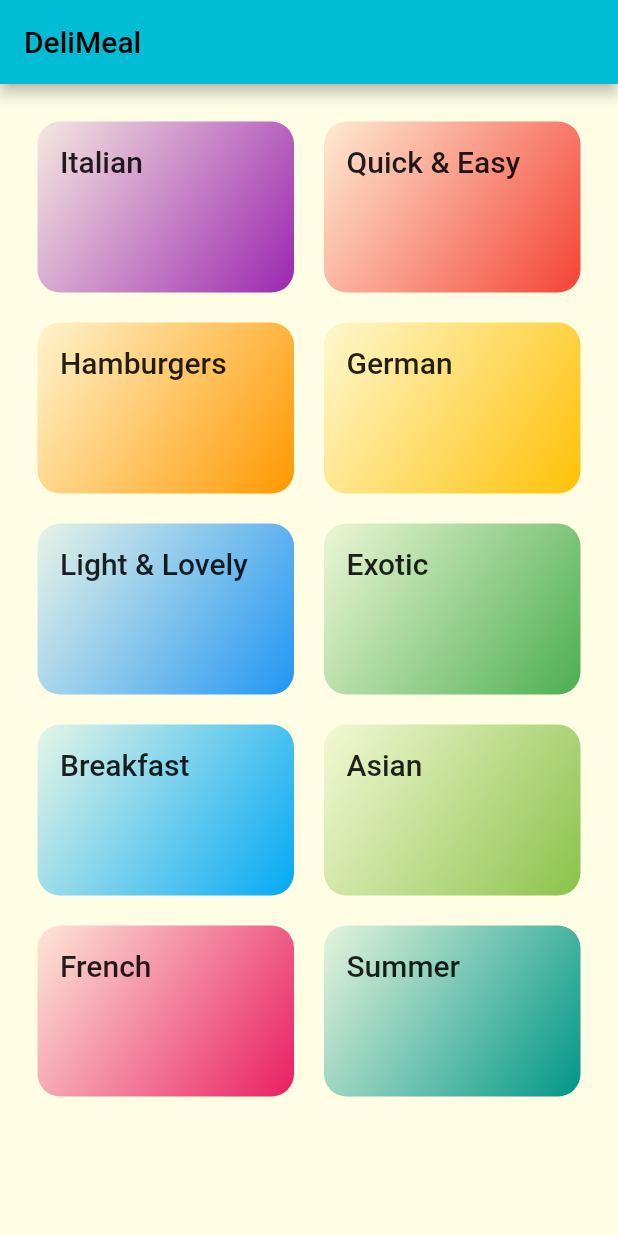
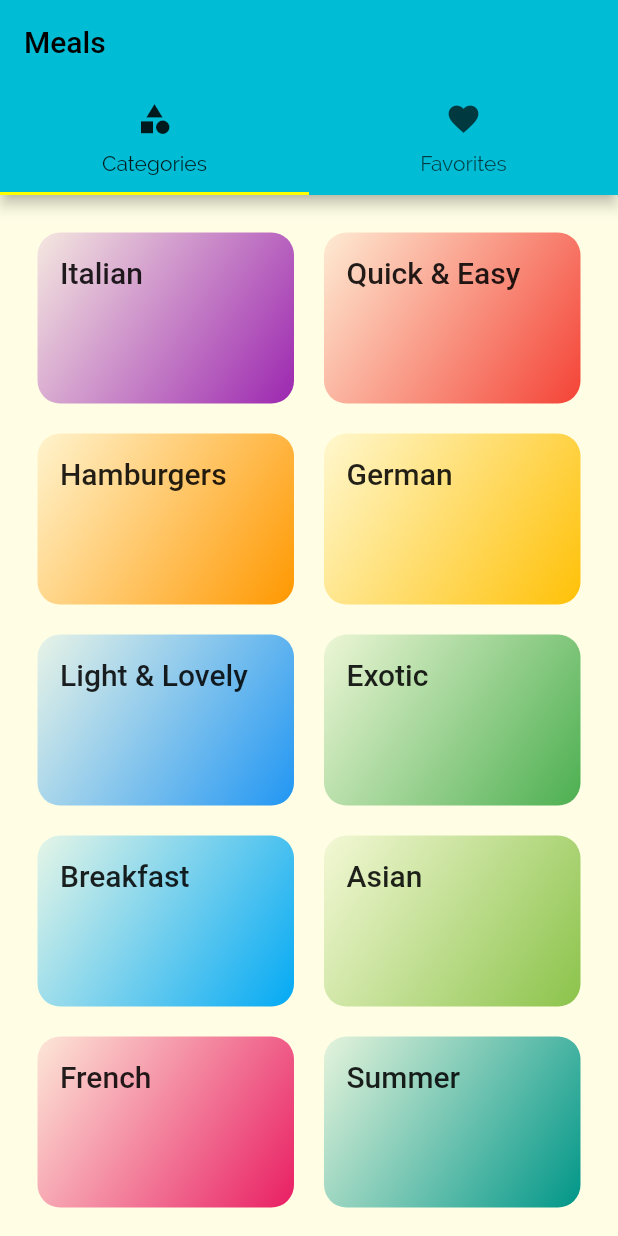
Before and after one commit to abhijit-bora/meals_app, a Flutter app: the screen it shows after launch, on a phone screen of 412 x 824 dp. Run offline on Flutter 3.47's test engine with Material 2 defaults, Android fonts, the phone set to English and light mode, and no system bars.

Commit message:
tabs added

```diff
--- a/lib/main.dart
+++ b/lib/main.dart
@@ -1,8 +1,7 @@
 import 'package:flutter/material.dart';
-import 'package:meal_app/screens/meal_detail_screen.dart';
-
+import './screens/meal_detail_screen.dart';
+import './screens/tabs_screen.dart';
 import './screens/category_meals_screen.dart';
-import './screens/categories_screen.dart';
 
 void main() => runApp(MyApp());
 
@@ -13,7 +12,7 @@ class MyApp extends StatelessWidget {
       title: 'DeliMeals',
       theme: ThemeData(
         primarySwatch: Colors.cyan,
-        accentColor: Colors.amberAccent,
+        accentColor: Colors.yellowAccent,
         canvasColor: Color.fromRGBO(255, 254, 229, 1),
         fontFamily: 'Raleway',
         textTheme: ThemeData.light().textTheme.copyWith(
@@ -32,7 +31,7 @@ class MyApp extends StatelessWidget {
       // home: CategoriesScreen(),
       initialRoute: '/', // default is '/'
       routes: {
-        '/': (ctx) => CategoriesScreen(),
+        '/': (ctx) => TabScreen(),
         CategoryMealsScreen.routeName: (ctx) => CategoryMealsScreen(),
         MealDetailScreen.routeName: (ctx) => MealDetailScreen(),
       },
--- a/lib/screens/categories_screen.dart
+++ b/lib/screens/categories_screen.dart
@@ -6,11 +6,7 @@ import '../widgets/category_item.dart';
 class CategoriesScreen extends StatelessWidget {
   @override
   Widget build(BuildContext context) {
-    return Scaffold(
-      appBar: AppBar(
-        title: const Text('DeliMeal'),
-      ),
-      body: GridView(
+    return GridView(
       padding: const EdgeInsets.all(25),
       children: DUMMY_CATEGORIES
           .map(
@@ -27,7 +23,6 @@ class CategoriesScreen extends StatelessWidget {
         crossAxisSpacing: 20,
         mainAxisSpacing: 20,
       ),
-      ),
     );
   }
 }
--- /dev/null
+++ b/lib/screens/tabs_screen.dart
@@ -0,0 +1,39 @@
+import 'package:flutter/material.dart';
+import 'package:meal_app/screens/categories_screen.dart';
+import 'package:meal_app/screens/favorites_screen.dart';
+
+class TabScreen extends StatefulWidget {
+  @override
+  _TabScreenState createState() => _TabScreenState();
+}
+
+class _TabScreenState extends State<TabScreen> {
+  @override
+  Widget build(BuildContext context) {
+    return DefaultTabController(
+        length: 2,
+        child: Scaffold(
+          appBar: AppBar(
+            title: Text('Meals'),
+            bottom: TabBar(
+              tabs: <Widget>[
+                Tab(
+                  icon: Icon(Icons.category),
+                  text: 'Categories',
+                ),
+                Tab(
+                  icon: Icon(Icons.favorite),
+                  text: 'Favorites',
+                )
+              ],
+            ),
+          ),
+          body: TabBarView(
+            children: <Widget>[
+              CategoriesScreen(),
+              FavoriteScreen(),
+            ],
+          ),
+        ));
+  }
+}
```
Also changed, not shown: lib/screens/favorites_screen.dart (added, +10 -0 lines), lib/widgets/meal_item.dart (+6 -6 lines). Lines whose indentation alone changed are shown as unchanged.
